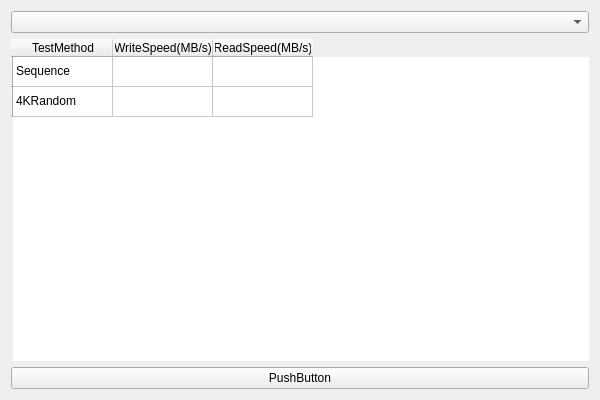
Before: the Qt Designer form BLHardwareScaner/BLHardwareScaner/Ui/TestItem/DiskSpeed.ui in BurnellLiu/LiuProject, drawn with Qt 5.
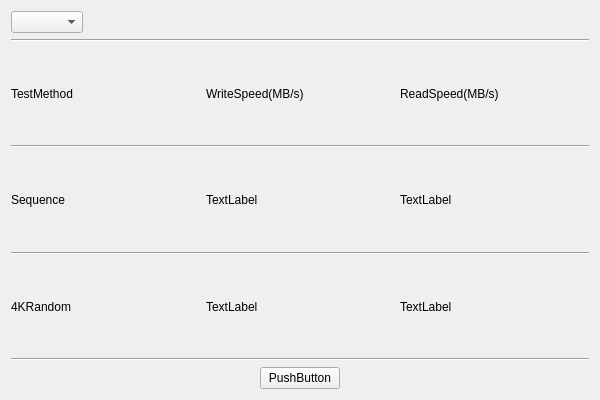
After: the same form once the commit is applied.

What changed in the file:
```diff
--- a/BLHardwareScaner/BLHardwareScaner/Ui/TestItem/DiskSpeed.ui
+++ b/BLHardwareScaner/BLHardwareScaner/Ui/TestItem/DiskSpeed.ui
@@ -13,53 +13,150 @@
   <property name="windowTitle">
    <string>Form</string>
   </property>
-  <layout class="QHBoxLayout" name="horizontalLayout">
+  <layout class="QHBoxLayout" name="horizontalLayout_6">
    <item>
-    <layout class="QVBoxLayout" name="verticalLayout">
+    <layout class="QVBoxLayout" name="verticalLayout_2" stretch="1,8,1">
+     <item>
+      <layout class="QHBoxLayout" name="horizontalLayout_4">
      <item>
       <widget class="QComboBox" name="comboBox"/>
      </item>
      <item>
-      <widget class="QTableWidget" name="tableWidget">
-       <property name="frameShape">
-        <enum>QFrame::NoFrame</enum>
-       </property>
-       <row>
-        <property name="text">
-         <string/>
-        </property>
-       </row>
-       <row>
-        <property name="text">
-         <string/>
-        </property>
-       </row>
-       <column>
+        <spacer name="horizontalSpacer">
+         <property name="orientation">
+          <enum>Qt::Horizontal</enum>
+         </property>
+         <property name="sizeHint" stdset="0">
+          <size>
+           <width>40</width>
+           <height>20</height>
+          </size>
+         </property>
+        </spacer>
+       </item>
+      </layout>
+     </item>
+     <item>
+      <layout class="QVBoxLayout" name="verticalLayout">
+       <item>
+        <widget class="Line" name="line_3">
+         <property name="orientation">
+          <enum>Qt::Horizontal</enum>
+         </property>
+        </widget>
+       </item>
+       <item>
+        <layout class="QHBoxLayout" name="horizontalLayout">
+         <item>
+          <widget class="QLabel" name="label">
         <property name="text">
          <string>TestMethod</string>
         </property>
-       </column>
-       <column>
+          </widget>
+         </item>
+         <item>
+          <widget class="QLabel" name="label_2">
         <property name="text">
          <string>WriteSpeed(MB/s)</string>
         </property>
-       </column>
-       <column>
+          </widget>
+         </item>
+         <item>
+          <widget class="QLabel" name="label_3">
         <property name="text">
          <string>ReadSpeed(MB/s)</string>
         </property>
-       </column>
-       <item row="0" column="0">
+          </widget>
+         </item>
+        </layout>
+       </item>
+       <item>
+        <widget class="Line" name="line">
+         <property name="orientation">
+          <enum>Qt::Horizontal</enum>
+         </property>
+        </widget>
+       </item>
+       <item>
+        <layout class="QHBoxLayout" name="horizontalLayout_2">
+         <item>
+          <widget class="QLabel" name="label_4">
         <property name="text">
          <string>Sequence</string>
         </property>
-       </item>
-       <item row="1" column="0">
+          </widget>
+         </item>
+         <item>
+          <widget class="QLabel" name="label_6">
+           <property name="text">
+            <string>TextLabel</string>
+           </property>
+          </widget>
+         </item>
+         <item>
+          <widget class="QLabel" name="label_7">
+           <property name="text">
+            <string>TextLabel</string>
+           </property>
+          </widget>
+         </item>
+        </layout>
+       </item>
+       <item>
+        <widget class="Line" name="line_2">
+         <property name="orientation">
+          <enum>Qt::Horizontal</enum>
+         </property>
+        </widget>
+       </item>
+       <item>
+        <layout class="QHBoxLayout" name="horizontalLayout_3">
+         <item>
+          <widget class="QLabel" name="label_5">
         <property name="text">
          <string>4KRandom</string>
         </property>
-       </item>
-      </widget>
+          </widget>
+         </item>
+         <item>
+          <widget class="QLabel" name="label_8">
+           <property name="text">
+            <string>TextLabel</string>
+           </property>
+          </widget>
+         </item>
+         <item>
+          <widget class="QLabel" name="label_9">
+           <property name="text">
+            <string>TextLabel</string>
+           </property>
+          </widget>
+         </item>
+        </layout>
+       </item>
+       <item>
+        <widget class="Line" name="line_4">
+         <property name="orientation">
+          <enum>Qt::Horizontal</enum>
+         </property>
+        </widget>
+       </item>
+      </layout>
+     </item>
+     <item>
+      <layout class="QHBoxLayout" name="horizontalLayout_5">
+       <item>
+        <spacer name="horizontalSpacer_2">
+         <property name="orientation">
+          <enum>Qt::Horizontal</enum>
+         </property>
+         <property name="sizeHint" stdset="0">
+          <size>
+           <width>40</width>
+           <height>20</height>
+          </size>
+         </property>
+        </spacer>
      </item>
      <item>
       <widget class="QPushButton" name="pushButton">
@@ -73,6 +170,21 @@
         <string>PushButton</string>
        </property>
       </widget>
+       </item>
+       <item>
+        <spacer name="horizontalSpacer_3">
+         <property name="orientation">
+          <enum>Qt::Horizontal</enum>
+         </property>
+         <property name="sizeHint" stdset="0">
+          <size>
+           <width>40</width>
+           <height>20</height>
+          </size>
+         </property>
+        </spacer>
+       </item>
+      </layout>
      </item>
     </layout>
    </item>
```
Lines whose indentation alone changed are shown as unchanged.
